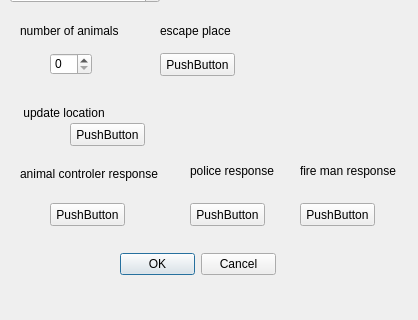
Before: the Qt Designer form escapers/escapers_dockwidget_base.ui in tarapakis/GEO1005, drawn with Qt 5; both pictures show x 0 to 418 and y 217 to 537 of the 418 by 537 pixel window.
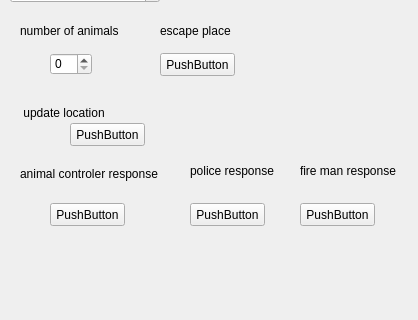
After: the same form once the commit is applied.

Commit message:
buffer finish
buffer finish

Diff of the .ui file:
```diff
--- a/escapers/escapers_dockwidget_base.ui
+++ b/escapers/escapers_dockwidget_base.ui
@@ -131,19 +131,6 @@
      <string>number of animals</string>
     </property>
    </widget>
-   <widget class="QDialogButtonBox" name="buttonBox">
-    <property name="geometry">
-     <rect>
-      <x>120</x>
-      <y>470</y>
-      <width>156</width>
-      <height>23</height>
-     </rect>
-    </property>
-    <property name="standardButtons">
-     <set>QDialogButtonBox::Cancel|QDialogButtonBox::Ok</set>
-    </property>
-   </widget>
    <widget class="QLabel" name="label_2">
     <property name="geometry">
      <rect>
```
The commit also changes 2 other files.
